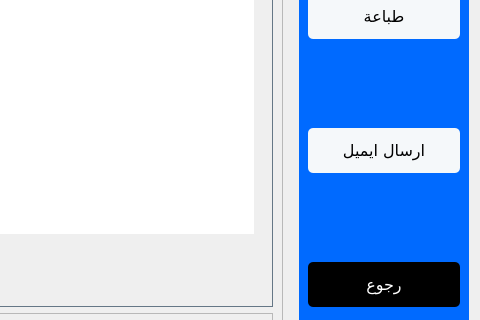
Above: ui/screenInv2.ui from CSE-SUMMER-TRAINING/final-code before the change; both pictures show x 729 to 1209 and y 503 to 823 of the 1209 by 917 pixel window. Below: the same form after it.
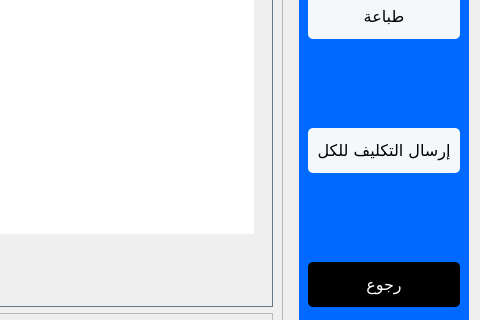
That is the form after the change. Icons and pictures are not drawn.

Commit message: nam of email button

Patch:
```diff
--- a/ui/screenInv2.ui
+++ b/ui/screenInv2.ui
@@ -233,7 +233,7 @@
 </string>
         </property>
         <property name="text">
-         <string>ارسال ايميل</string>
+         <string>إرسال التكليف للكل</string>
         </property>
        </widget>
       </item>
```
The commit also changes 1 other file.
